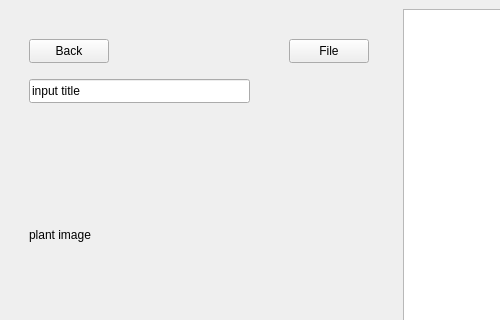
First picture: the form in Client/view/ClientMainWindow.ui, repository hong000321/3rd_mini_PlantServant, before the edit; both pictures show x 0 to 500 and y 0 to 320 of the 800 by 600 pixel window.
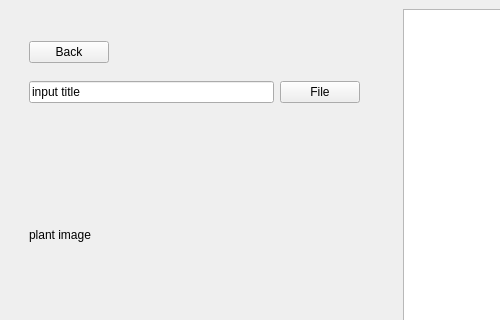
Second picture: the form after the edit. The open tabs and pages were chosen to show the change.

Commit message: [Client/Model] model 객체들

The edit to the form file:
```diff
--- a/Client/view/ClientMainWindow.ui
+++ b/Client/view/ClientMainWindow.ui
@@ -198,19 +198,6 @@
        </widget>
       </widget>
       <widget class="QWidget" name="page_write_post">
-       <widget class="QLineEdit" name="input_title">
-        <property name="geometry">
-         <rect>
-          <x>20</x>
-          <y>70</y>
-          <width>221</width>
-          <height>24</height>
-         </rect>
-        </property>
-        <property name="text">
-         <string>input title</string>
-        </property>
-       </widget>
        <widget class="QLabel" name="image_plant">
         <property name="geometry">
          <rect>
@@ -224,19 +211,6 @@
          <string>plant image</string>
         </property>
        </widget>
-       <widget class="QPushButton" name="button_file">
-        <property name="geometry">
-         <rect>
-          <x>280</x>
-          <y>30</y>
-          <width>80</width>
-          <height>24</height>
-         </rect>
-        </property>
-        <property name="text">
-         <string>File</string>
-        </property>
-       </widget>
        <widget class="QPlainTextEdit" name="input_post">
         <property name="geometry">
          <rect>
@@ -263,18 +237,63 @@
          <string>Save</string>
         </property>
        </widget>
-       <widget class="QPushButton" name="button_back_2">
+       <widget class="QWidget" name="">
         <property name="geometry">
          <rect>
           <x>20</x>
           <y>30</y>
-          <width>80</width>
-          <height>24</height>
+          <width>316</width>
+          <height>26</height>
          </rect>
         </property>
+        <layout class="QHBoxLayout" name="horizontalLayout_11">
+         <item>
+          <widget class="QPushButton" name="button_back2">
         <property name="text">
          <string>Back</string>
         </property>
+          </widget>
+         </item>
+         <item>
+          <spacer name="horizontalSpacer_3">
+           <property name="orientation">
+            <enum>Qt::Orientation::Horizontal</enum>
+           </property>
+           <property name="sizeHint" stdset="0">
+            <size>
+             <width>228</width>
+             <height>20</height>
+            </size>
+           </property>
+          </spacer>
+         </item>
+        </layout>
+       </widget>
+       <widget class="QWidget" name="">
+        <property name="geometry">
+         <rect>
+          <x>20</x>
+          <y>70</y>
+          <width>331</width>
+          <height>26</height>
+         </rect>
+        </property>
+        <layout class="QHBoxLayout" name="horizontalLayout_10">
+         <item>
+          <widget class="QLineEdit" name="input_title">
+           <property name="text">
+            <string>input title</string>
+           </property>
+          </widget>
+         </item>
+         <item>
+          <widget class="QPushButton" name="button_file">
+           <property name="text">
+            <string>File</string>
+           </property>
+          </widget>
+         </item>
+        </layout>
        </widget>
       </widget>
       <widget class="QWidget" name="page_gallery">
```
Left out of the diff: 120 changed lines with no effect on the pictures. Lines whose indentation alone changed are shown as unchanged. The commit also changes 13 other files.
